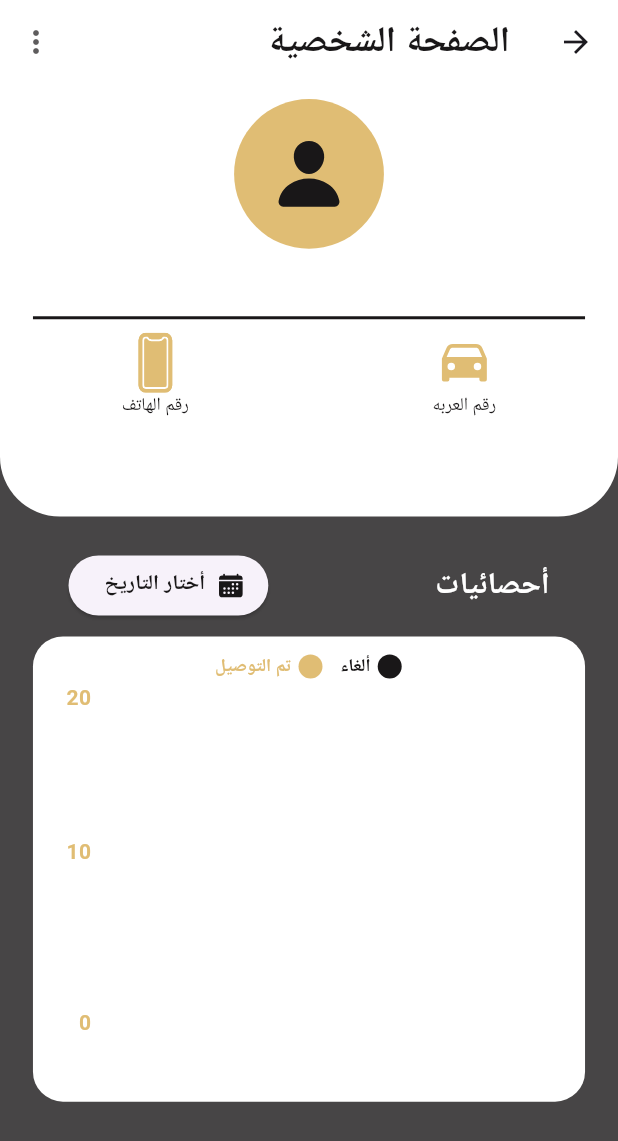
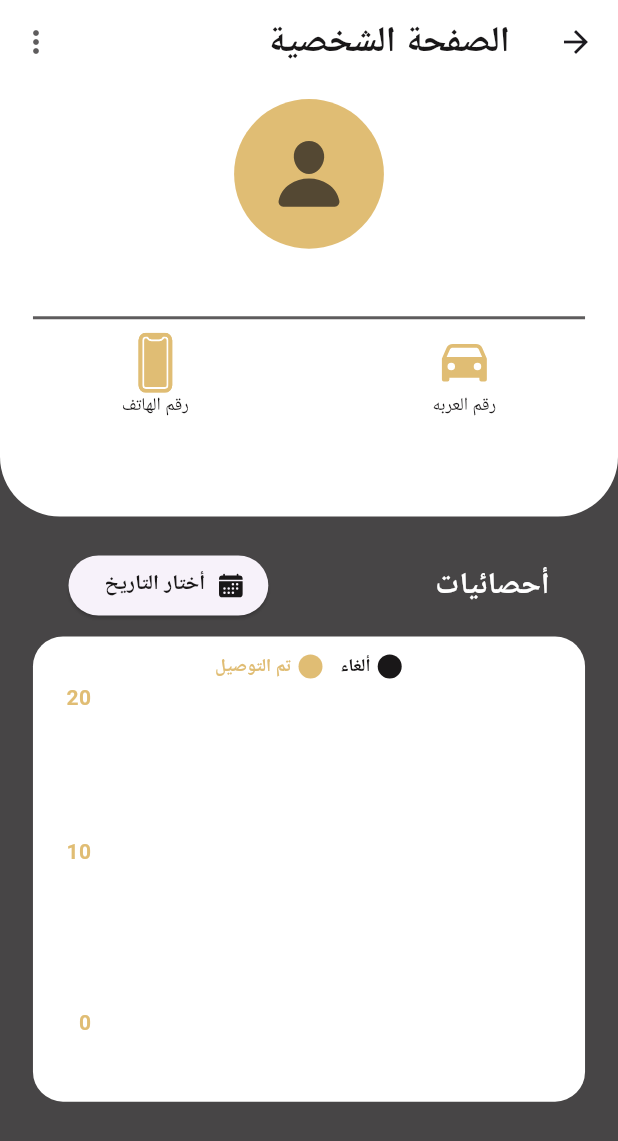
Before and after one commit to youssefasultan/tayar_app, a Flutter app: the ProfileView screen opened directly, on a phone screen of 412 x 824 dp. Shown: the top 1141 px of the screen. Run offline on Flutter 3.47's test engine with Material 3 defaults, Android fonts, the light colour scheme and no system bars; drawn by our look-alikes of fl_chart; our stand-ins replace animated_splash_screen, bloc, carousel_slider, dartz, dropdown_button2, equatable and 9 more; missing offline and left inert: simple_progress_indicators; accounts and stored records are empty; network calls fail.

Commit message:
final commit

```diff
--- a/lib/core/common/app/localization/app_locale.dart
+++ b/lib/core/common/app/localization/app_locale.dart
@@ -59,6 +59,8 @@ mixin AppLocale {
   static const String loading = 'loading';
   static const String successfully = 'successfully';
 
+  static const String note = 'note';
+
   static const Map<String, dynamic> EN = {
     appName: 'Tayar',
     appSlogan: 'Fast and Easy. Reach your Destination in a Minute.',
@@ -105,6 +107,7 @@ mixin AppLocale {
     report: 'Report',
     reportError: 'No Data found',
     choosetDate: 'Choose Dates',
+    note: 'Note',
   };
 
   static const Map<String, dynamic> AR = {
@@ -153,5 +156,6 @@ mixin AppLocale {
     report: 'أحصائيات',
     reportError: 'لا يوجد بيانات',
     choosetDate: 'أختار التاريخ',
+    note: 'ملاحظات',
   };
 }
--- a/lib/core/common/app/providers/orders_provider.dart
+++ b/lib/core/common/app/providers/orders_provider.dart
@@ -14,7 +14,6 @@ class OrdersProvider extends ChangeNotifier {
 
   List<OrderModel>? get orderList => _orderList;
   List<OrderModel>? get inProcessOrder => _inProcessOrderList;
-
 
   void init(List<OrderModel>? orderList) {
     if (_orderList != null) _orderList!.clear();
--- a/lib/core/common/app/providers/report_provider.dart
+++ b/lib/core/common/app/providers/report_provider.dart
@@ -13,7 +13,8 @@ class ReportProvider extends ChangeNotifier {
     _list = list;
 
     _list!.removeWhere(
-        (element) => element.delivered == 0 && element.cancelled == 0);
+      (element) => element.delivered == 0 && element.cancelled == 0,
+    );
 
     Future.delayed(Duration.zero, notifyListeners);
   }
--- a/lib/src/authentication/presntation/bloc/auth_bloc.dart
+++ b/lib/src/authentication/presntation/bloc/auth_bloc.dart
@@ -66,7 +66,6 @@ class AuthBloc extends Bloc<AuthEvent, AuthState> {
         (failure) => emit(AuthError(message: failure.errorMessage)),
         (user) async {
           if (user.isInitial) {
-
             emit(SignedInWithInit(user));
           } else {
             await _saveUser(user)
--- a/lib/src/authentication/presntation/widgets/create_password_alert_dialog.dart
+++ b/lib/src/authentication/presntation/widgets/create_password_alert_dialog.dart
@@ -106,7 +106,7 @@ class _CreatePasswordAlertDialogState extends State<CreatePasswordAlertDialog> {
           actions: [
             if (state is AuthLoading)
               const Center(
-                child: SpinKitFadingCube(
+                child: SpinKitThreeBounce(
                   color: kOrange,
                 ),
               )
@@ -140,6 +140,10 @@ class _CreatePasswordAlertDialogState extends State<CreatePasswordAlertDialog> {
             context,
             DashBoardScreen.routeName,
           );
+          CoreUtils.showSuccessSnackBar(
+            context,
+            AppLocale.successfully.getString(context),
+          );
         }
       },
     );
--- a/lib/src/orders/data/datasources/remote/order_remote_data_source.dart
+++ b/lib/src/orders/data/datasources/remote/order_remote_data_source.dart
@@ -30,6 +30,7 @@ class OrderRemoteDataSourceImpl implements OrderRemoteDataSource {
 
   final http.Client _client;
 
+  // ignore: lines_longer_than_80_chars
   // A function that retrieves a list of orders for a specific organization and driver.
   // Requires the organization ID and driver ID as parameters.
   // Returns a Future containing a list of OrderModel objects.
--- a/lib/src/profile/presentation/widgets/user_info_view.dart
+++ b/lib/src/profile/presentation/widgets/user_info_view.dart
@@ -35,7 +35,7 @@ class UserInfoView extends StatelessWidget {
                   radius: 50.r,
                   child: Icon(
                     Ionicons.person,
-                    color: kBlack,
+                    color: kBlack.withOpacity(0.7),
                     size: 50.h,
                   ),
                 ),
@@ -45,14 +45,14 @@ class UserInfoView extends StatelessWidget {
                   style: TextStyle(
                     fontSize: 18.sp,
                     fontWeight: FontWeight.w600,
-                    color: kBlack,
+                    color: kBlack.withOpacity(0.7),
                   ),
                 ),
               ],
             ),
           ),
           Divider(
-            color: kBlack,
+            color: kBlack.withOpacity(0.7),
             thickness: 2.h,
             endIndent: 20.w,
             indent: 20.w,
```
Also changed, not shown: lib/core/utils/core_utils.dart (+13 -9 lines), lib/src/orders/presentation/widgets/top_views/order_detail_header.dart (+17 -0 lines), 1 other file.
